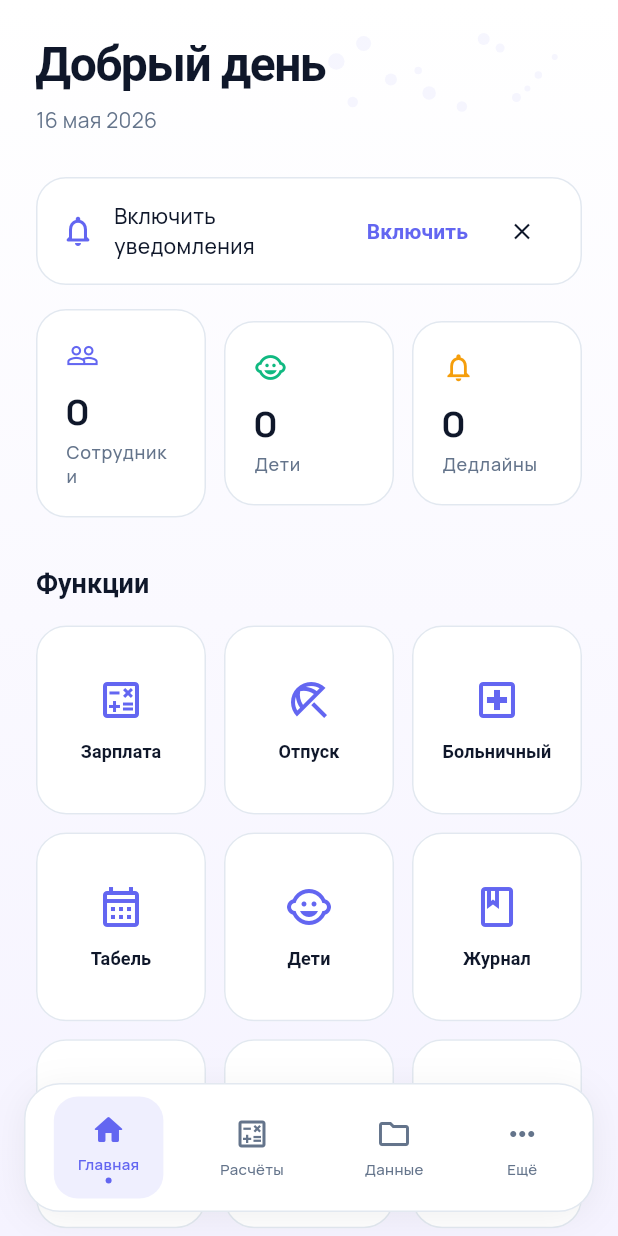
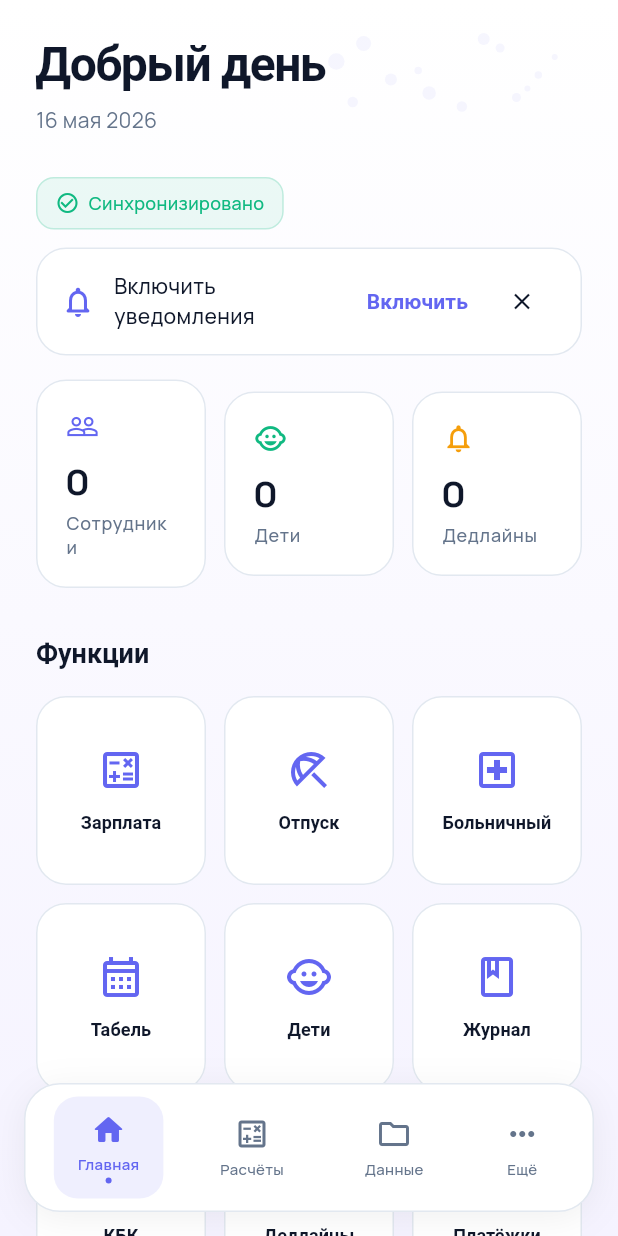
Before and after one commit to Khyy18/Khy18, a Flutter app: the screen it shows after launch, after a tap on "Войти через Telegram", on a phone screen of 412 x 824 dp. Run offline on Flutter 3.47's test engine with Material 3 defaults, Android fonts, the phone set to English and light mode, and no system bars; drawn by our look-alikes of flutter_animate; our stand-ins replace connectivity_plus, firebase_core, firebase_messaging, flutter_riverpod, flutter_secure_storage, go_router and 3 more; accounts and stored records are empty; network calls fail.

Commit message:
feat: add Flutter offline sync queue with connectivity_plus
- Add connectivity_plus ^6.0.0 dependency
- Create SyncService with Hive-backed queue (pending/syncing/failed/completed)
- Queue replays in FIFO order on connectivity restore
- 409 responses discard local change (server wins)
- Create SyncIndicator widget showing queue status in Russian
- Update ApiService to queue POST/PUT/DELETE when offline
- Initialize SyncService in main.dart during app startup
- APK builds successfully with flutter build apk --debug

```diff
--- a/mobile_app/lib/main.dart
+++ b/mobile_app/lib/main.dart
@@ -7,6 +7,7 @@ import 'providers/auth_provider.dart';
 import 'services/local_storage.dart';
 import 'services/notification_service.dart';
 import 'services/secure_storage_service.dart';
+import 'services/sync_service.dart';
 import 'theme/app_theme.dart';
 import 'theme/page_transitions.dart';
 
@@ -29,12 +30,19 @@ void main() async {
   WidgetsFlutterBinding.ensureInitialized();
   await Hive.initFlutter();
   await LocalStorage.init();
+  final syncService = SyncService();
+  await syncService.init();
   try {
     await NotificationService.init();
   } catch (e) {
     // App works without Firebase - it's optional
   }
-  runApp(const ProviderScope(child: KindergartenApp()));
+  runApp(ProviderScope(
+    overrides: [
+      syncServiceProvider.overrideWithValue(syncService),
+    ],
+    child: const KindergartenApp(),
+  ));
 }
 
 class KindergartenApp extends ConsumerWidget {
--- a/mobile_app/lib/screens/dashboard_screen.dart
+++ b/mobile_app/lib/screens/dashboard_screen.dart
@@ -11,6 +11,7 @@ import '../services/notification_service.dart';
 import '../theme/app_colors.dart';
 import '../widgets/floating_nav_bar.dart';
 import '../widgets/stat_card.dart';
+import '../widgets/sync_indicator.dart';
 
 class DashboardScreen extends ConsumerWidget {
   const DashboardScreen({super.key});
@@ -79,6 +80,8 @@ class DashboardScreen extends ConsumerWidget {
                     ],
                   ),
                   const SizedBox(height: 28),
+                  const SyncIndicator(),
+                  const SizedBox(height: 12),
                   const _NotificationBanner(),
                   const SizedBox(height: 16),
                   Row(
--- /dev/null
+++ b/mobile_app/lib/services/sync_service.dart
@@ -0,0 +1,238 @@
+import 'dart:async';
+import 'dart:convert';
+
+import 'package:connectivity_plus/connectivity_plus.dart';
+import 'package:flutter_riverpod/flutter_riverpod.dart';
+import 'package:hive_flutter/hive_flutter.dart';
+import 'package:http/http.dart' as http;
+
+import '../config.dart';
+
+class SyncQueueEntry {
+  final String id;
+  final String endpoint;
+  final String method;
+  final Map<String, dynamic>? body;
+  final String timestamp;
+  final String status;
+
+  SyncQueueEntry({
+    required this.id,
+    required this.endpoint,
+    required this.method,
+    this.body,
+    required this.timestamp,
+    required this.status,
+  });
+
+  Map<String, dynamic> toMap() => {
+        'id': id,
+        'endpoint': endpoint,
+        'method': method,
+        'body': body,
+        'timestamp': timestamp,
+        'status': status,
+      };
+
+  factory SyncQueueEntry.fromMap(Map<dynamic, dynamic> map) {
+    return SyncQueueEntry(
+      id: map['id'] as String,
+      endpoint: map['endpoint'] as String,
+      method: map['method'] as String,
+      body: map['body'] != null
+          ? Map<String, dynamic>.from(map['body'] as Map)
+          : null,
+      timestamp: map['timestamp'] as String,
+      status: map['status'] as String,
+    );
+  }
+
+  SyncQueueEntry copyWith({String? status}) {
+    return SyncQueueEntry(
+      id: id,
+      endpoint: endpoint,
+      method: method,
+      body: body,
+      timestamp: timestamp,
+      status: status ?? this.status,
+    );
+  }
+}
+
+class SyncService {
+  Box? _box;
+  StreamSubscription? _connectivitySubscription;
+  final _pendingCountController = StreamController<int>.broadcast();
+  String? _authToken;
+  bool _isProcessing = false;
+  int _idCounter = 0;
+
+  Stream<int> get pendingCountStream => _pendingCountController.stream;
+
+  int get pendingCount {
+    if (_box == null || !_box!.isOpen) return 0;
+    final entries = _getEntries();
+    return entries.where((e) => e.status == 'pending' || e.status == 'failed').length;
+  }
+
+  void setAuthToken(String? token) {
+    _authToken = token;
+  }
+
+  Future<void> init() async {
+    try {
+      _box = await Hive.openBox('sync_queue');
+    } catch (e) {
+      // If Hive box fails to open, service degrades gracefully
+      return;
+    }
+    _notifyPendingCount();
+    _connectivitySubscription =
+        Connectivity().onConnectivityChanged.listen((results) {
+      final isConnected = results.any((r) => r != ConnectivityResult.none);
+      if (isConnected) {
+        processQueue();
+      }
+    });
+  }
+
+  String _generateId() {
+    _idCounter++;
+    final now = DateTime.now().microsecondsSinceEpoch;
+    return '${now}_$_idCounter';
+  }
+
+  Future<void> addToQueue(String endpoint, String method,
+      [Map<String, dynamic>? body]) async {
+    if (_box == null || !_box!.isOpen) return;
+
+    final entry = SyncQueueEntry(
+      id: _generateId(),
+      endpoint: endpoint,
+      method: method,
+      body: body,
+      timestamp: DateTime.now().toIso8601String(),
+      status: 'pending',
+    );
+
+    await _box!.put(entry.id, entry.toMap());
+    _notifyPendingCount();
+  }
+
+  Future<void> processQueue() async {
+    if (_box == null || !_box!.isOpen) return;
+    if (_isProcessing) return;
+    _isProcessing = true;
+
+    try {
+      final entries = _getEntries()
+          .where((e) => e.status == 'pending' || e.status == 'failed')
+          .toList();
+
+      // Sort by timestamp for FIFO order
+      entries.sort((a, b) => a.timestamp.compareTo(b.timestamp));
+
+      for (final entry in entries) {
+        // Update status to syncing
+        await _box!.put(entry.id, entry.copyWith(status: 'syncing').toMap());
+        _notifyPendingCount();
+
+        try {
+          final success = await _executeRequest(entry);
+          if (success) {
+            await _box!.delete(entry.id);
+          } else {
+            await _box!.put(
+                entry.id, entry.copyWith(status: 'failed').toMap());
+          }
+        } catch (e) {
+          await _box!.put(
+              entry.id, entry.copyWith(status: 'failed').toMap());
+        }
+        _notifyPendingCount();
+      }
+    } finally {
+      _isProcessing = false;
+    }
+  }
+
+  Future<bool> _executeRequest(SyncQueueEntry entry) async {
+    final uri = Uri.parse('${AppConfig.apiBaseUrl}${entry.endpoint}');
+    final headers = <String, String>{
+      'Content-Type': 'application/json',
+    };
+    if (_authToken != null) {
+      headers['Authorization'] = 'Bearer $_authToken';
+    }
+
+    http.Response response;
+
+    try {
+      switch (entry.method.toUpperCase()) {
+        case 'POST':
+          response = await http.post(
+            uri,
+            headers: headers,
+            body: entry.body != null ? json.encode(entry.body) : null,
+          );
+          break;
+        case 'PUT':
+          response = await http.put(
+            uri,
+            headers: headers,
+            body: entry.body != null ? json.encode(entry.body) : null,
+          );
+          break;
+        case 'DELETE':
+          response = await http.delete(uri, headers: headers);
+          break;
+        default:
+          return false;
+      }
+    } catch (e) {
+      return false;
+    }
+
+    // 409 Conflict - server wins, discard local change
+    if (response.statusCode == 409) {
+      return true; // Remove from queue (discarded)
+    }
+
+    // Success
+    if (response.statusCode >= 200 && response.statusCode < 300) {
+      return true;
+    }
+
+    // Other errors - keep for retry
+    return false;
+  }
+
+  List<SyncQueueEntry> _getEntries() {
+    if (_box == null || !_box!.isOpen) return [];
+    return _box!.values
+        .map((v) => SyncQueueEntry.fromMap(v as Map<dynamic, dynamic>))
+        .toList();
+  }
+
+  void _notifyPendingCount() {
+    _pendingCountController.add(pendingCount);
+  }
+
+  Future<bool> isOnline() async {
+    try {
+      final results = await Connectivity().checkConnectivity();
+      return results.any((r) => r != ConnectivityResult.none);
+    } catch (e) {
+      return true; // Assume online if check fails
+    }
+  }
+
+  void dispose() {
+    _connectivitySubscription?.cancel();
+    _pendingCountController.close();
+  }
+}
+
+final syncServiceProvider = Provider<SyncService>((ref) {
+  return SyncService();
+});
--- /dev/null
+++ b/mobile_app/lib/widgets/sync_indicator.dart
@@ -0,0 +1,114 @@
+import 'package:flutter/material.dart';
+import 'package:flutter_riverpod/flutter_riverpod.dart';
+import 'package:google_fonts/google_fonts.dart';
+
+import '../services/sync_service.dart';
+import '../theme/app_colors.dart';
+
+class SyncIndicator extends ConsumerStatefulWidget {
+  const SyncIndicator({super.key});
+
+  @override
+  ConsumerState<SyncIndicator> createState() => _SyncIndicatorState();
+}
+
+class _SyncIndicatorState extends ConsumerState<SyncIndicator> {
+  int _pendingCount = 0;
+  bool _isOnline = true;
+
+  @override
+  void initState() {
+    super.initState();
+    _init();
+  }
+
+  void _init() {
+    final syncService = ref.read(syncServiceProvider);
+    _pendingCount = syncService.pendingCount;
+    syncService.pendingCountStream.listen((count) {
+      if (mounted) {
+        setState(() => _pendingCount = count);
+      }
+    });
+    syncService.isOnline().then((online) {
+      if (mounted) {
+        setState(() => _isOnline = online);
+      }
+    });
+  }
+
+  @override
+  Widget build(BuildContext context) {
+    if (_pendingCount == 0 && _isOnline) {
+      return Container(
+        padding: const EdgeInsets.symmetric(horizontal: 12, vertical: 8),
+        decoration: BoxDecoration(
+          color: AppColors.success.withOpacity(0.08),
+          borderRadius: BorderRadius.circular(12),
+          border: Border.all(
+            color: AppColors.success.withOpacity(0.2),
+            width: 1,
+          ),
+        ),
+        child: Row(
+          mainAxisSize: MainAxisSize.min,
+          children: [
+            Icon(
+              Icons.check_circle_outline,
+              size: 16,
+              color: AppColors.success,
+            ),
+            const SizedBox(width: 6),
+            Text(
+              'Синхронизировано',
+              style: GoogleFonts.manrope(
+                fontSize: 12,
+                fontWeight: FontWeight.w500,
+                color: AppColors.success,
+              ),
+            ),
+          ],
+        ),
+      );
+    }
+
+    return Container(
+      padding: const EdgeInsets.symmetric(horizontal: 12, vertical: 8),
+      decoration: BoxDecoration(
+        color: AppColors.warning.withOpacity(0.08),
+        borderRadius: BorderRadius.circular(12),
+        border: Border.all(
+          color: AppColors.warning.withOpacity(0.2),
+          width: 1,
+        ),
+      ),
+      child: Row(
+        mainAxisSize: MainAxisSize.min,
+        children: [
+          Icon(
+            Icons.sync,
+            size: 16,
+            color: AppColors.warning,
+          ),
+          const SizedBox(width: 6),
+          Text(
+            'Синхронизация: $_pendingCount ${_pluralOps(_pendingCount)} в очереди',
+            style: GoogleFonts.manrope(
+              fontSize: 12,
+              fontWeight: FontWeight.w500,
+              color: AppColors.warning,
+            ),
+          ),
+        ],
+      ),
+    );
+  }
+
+  String _pluralOps(int count) {
+    if (count % 10 == 1 && count % 100 != 11) return 'операция';
+    if (count % 10 >= 2 &&
+        count % 10 <= 4 &&
+        (count % 100 < 10 || count % 100 >= 20)) return 'операции';
+    return 'операций';
+  }
+}
--- a/mobile_app/pubspec.yaml
+++ b/mobile_app/pubspec.yaml
@@ -24,6 +24,7 @@ dependencies:
   firebase_messaging: ^15.0.0
   local_auth: ^2.2.0
   flutter_secure_storage: ^9.0.0
+  connectivity_plus: ^6.0.0
 
 dev_dependencies:
   flutter_test:
```
Also changed, not shown: mobile_app/lib/services/api_service.dart (+45 -0 lines), mobile_app/pubspec.lock.
